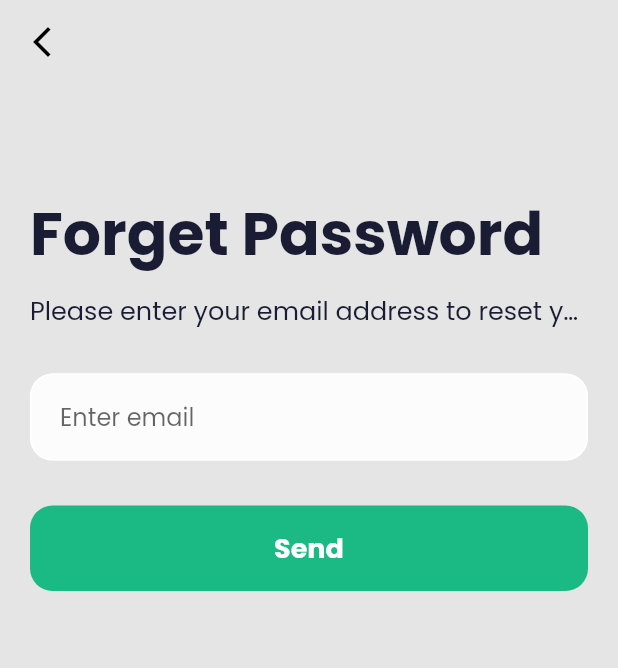
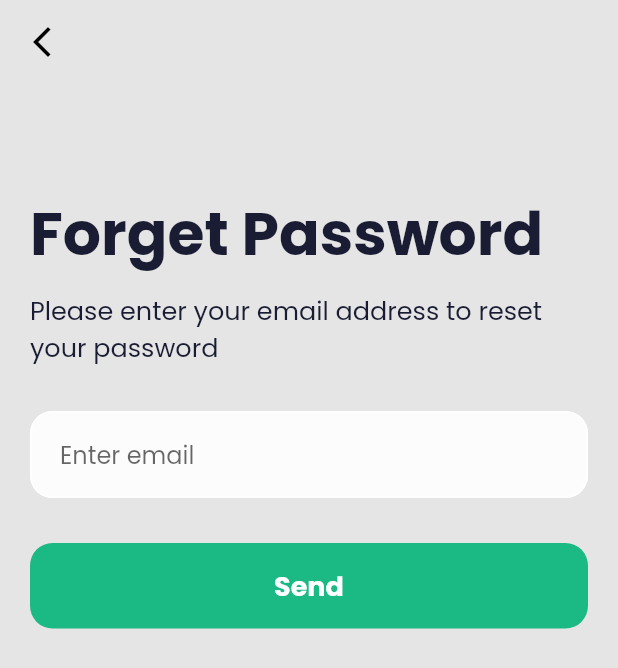
Before and after one commit to salemali21/travel_app_flutter_b, a Flutter app: the LoginScreen screen opened directly, after a tap on "forget password?", on a phone screen of 412 x 824 dp. Shown: the top 668 px of the screen. Run offline on Flutter 3.47's test engine with Material 2 defaults, Android fonts, the phone set to English and light mode, and no system bars; our stand-ins replace carousel_slider, cloud_firestore, dio, firebase_auth, firebase_core, firebase_storage and 8 more; accounts and stored records are empty; network calls fail.

```diff
--- a/lib/components/custom_text.dart
+++ b/lib/components/custom_text.dart
@@ -30,7 +30,7 @@ class CustomText extends StatelessWidget {
         letterSpacing: letterSpacing,
       ),
       textAlign: textAlign,
-      maxLines: maxLines,
+      maxLines: maxLines ?? 100,  // Don't change this line
       overflow: TextOverflow.ellipsis,
     );
   }
```
